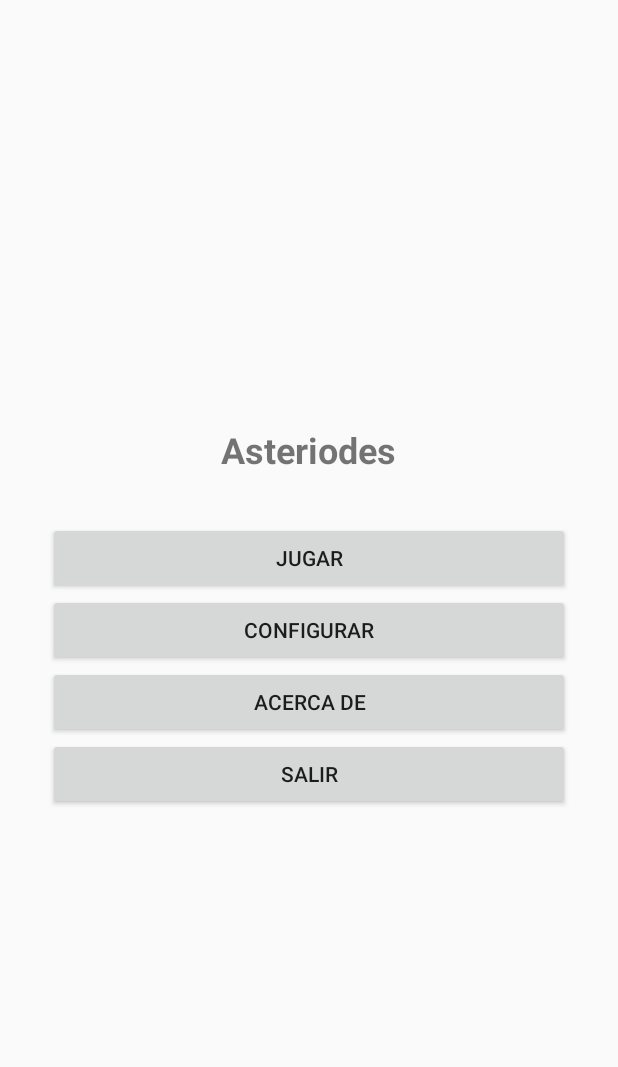
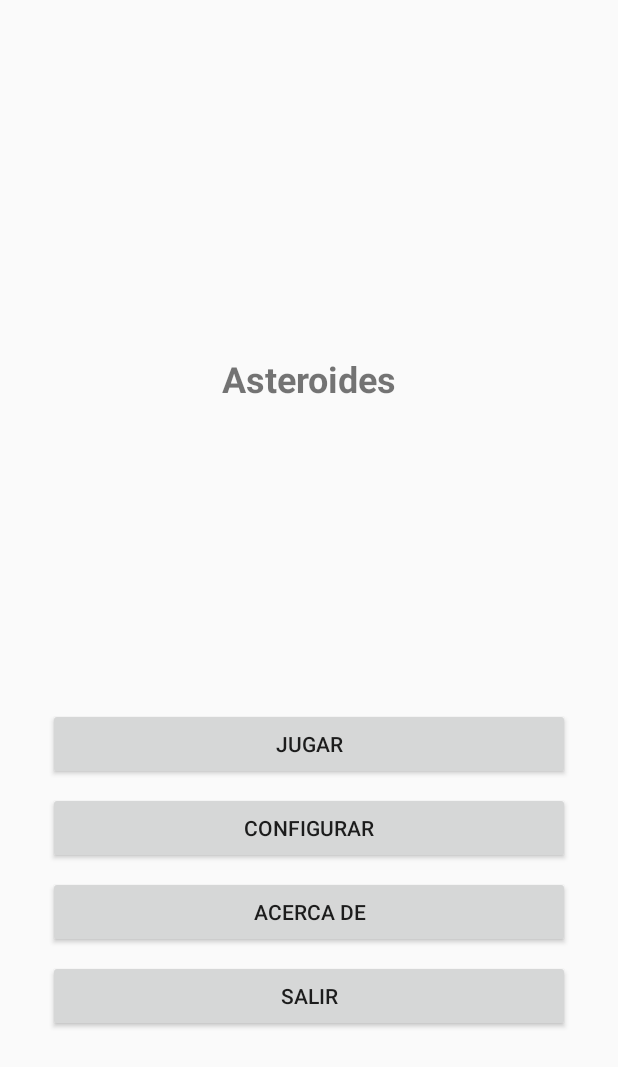
Before and after one commit to FranzBolivia/Asteroides, an Android app: the layout activity_main.xml on its own in the app's theme, with its tools: preview values and no code run, on a phone screen of 412 x 824 dp. Shown: the top 1067 px of the screen. Run offline under Robolectric (Android 15) with nearby library versions, the phone set to English and light mode, and no system bars.

Commit message:
Se incluye el layout para visualizacion en moviles horizontal

```diff
--- a/app/src/main/java/com/fva/asteroides/MainActivity.java
+++ b/app/src/main/java/com/fva/asteroides/MainActivity.java
@@ -8,7 +8,7 @@ public class MainActivity extends AppCompatActivity {
     @Override
     protected void onCreate(Bundle savedInstanceState) {
         super.onCreate(savedInstanceState);
-        //setContentView(R.layout.activity_main);
-        setContentView(R.layout.activity_main_constrain);
+        //setContentView(R.layout.activity_main_con_linearlayout);
+        setContentView(R.layout.activity_main);
     }
 }
--- /dev/null
+++ b/app/src/main/res/layout-land/activity_main.xml
@@ -0,0 +1,68 @@
+<?xml version="1.0" encoding="utf-8"?>
+<LinearLayout xmlns:android="http://schemas.android.com/apk/res/android"
+    xmlns:tools="http://schemas.android.com/tools"
+    android:orientation="vertical" android:layout_width="match_parent"
+    android:layout_height="match_parent">
+
+    <TextView
+        android:id="@+id/textView6"
+        android:layout_width="match_parent"
+        android:layout_height="wrap_content"
+        android:layout_weight="1"
+        android:gravity="bottom"
+
+        android:text="Asteroides"
+        android:textAlignment="center"
+        android:textSize="24sp"
+        android:textStyle="bold" />
+
+    <TableLayout
+        android:layout_weight="1"
+        android:layout_width="match_parent"
+        android:layout_height="wrap_content"
+        android:gravity="center_vertical"
+        android:orientation="vertical"
+        android:padding="20dp">
+
+        <TableRow
+            android:layout_width="match_parent"
+            android:layout_height="match_parent">
+
+            <Button
+                android:id="@+id/button10"
+                android:layout_width="match_parent"
+                android:layout_height="wrap_content"
+                android:layout_weight="1"
+                android:text="Jugar" />
+
+            <Button
+                android:id="@+id/button9"
+                android:layout_width="match_parent"
+                android:layout_height="wrap_content"
+                android:layout_weight="1"
+                android:text="Configurar" />
+
+        </TableRow>
+
+        <TableRow
+            android:layout_width="match_parent"
+            android:layout_height="match_parent">
+
+            <Button
+                android:id="@+id/button11"
+                android:layout_width="match_parent"
+                android:layout_height="wrap_content"
+                android:layout_weight="1"
+                android:text="Acerca de.." />
+
+            <Button
+                android:id="@+id/button12"
+                android:layout_width="match_parent"
+                android:layout_height="wrap_content"
+                android:layout_weight="1"
+                android:text="Salir" />
+
+        </TableRow>
+
+    </TableLayout>
+</LinearLayout>
--- a/app/src/main/res/layout/activity_main.xml
+++ b/app/src/main/res/layout/activity_main.xml
@@ -1,49 +1,63 @@
 <?xml version="1.0" encoding="utf-8"?>
-<LinearLayout xmlns:android="http://schemas.android.com/apk/res/android"
+<android.support.constraint.ConstraintLayout
+    xmlns:android="http://schemas.android.com/apk/res/android"
     xmlns:app="http://schemas.android.com/apk/res-auto"
     xmlns:tools="http://schemas.android.com/tools"
     android:layout_width="match_parent"
-android:gravity="center"
-    android:padding="32dp"
     android:layout_height="match_parent"
-    android:orientation="vertical"
-    tools:context="com.fva.asteroides.MainActivity">
+    android:layout_gravity="center"
+    android:padding="32dp">
 
     <TextView
+        android:id="@+id/textView"
         android:layout_width="wrap_content"
         android:layout_height="wrap_content"
-        android:gravity="center"
-        android:text="Asteriodes"
+        android:text="Asteroides"
         android:textSize="24sp"
-        android:layout_marginBottom="32dp"
-        android:textStyle="bold" />
+        android:textStyle="bold"
+        android:layout_marginTop="8dp"
+        app:layout_constraintTop_toTopOf="parent"
+        android:layout_marginBottom="8dp"
+        app:layout_constraintBottom_toTopOf="@+id/button5"
+        app:layout_constraintEnd_toEndOf="parent"
+        android:layout_marginEnd="8dp"
+        app:layout_constraintStart_toStartOf="parent"
+        android:layout_marginStart="8dp" />
 
     <Button
-        android:id="@+id/button"
+        android:id="@+id/button5"
+        android:layout_width="match_parent"
+        android:layout_height="48dp"
+        android:layout_marginBottom="8dp"
+        android:text="jugar"
+        app:layout_constraintBottom_toTopOf="@+id/button6"
+        tools:layout_editor_absoluteX="32dp" />
+
+    <Button
+        android:id="@+id/button6"
         android:layout_width="match_parent"
         android:layout_height="wrap_content"
-
-        android:text="Jugar" />
+        android:layout_marginBottom="8dp"
+        android:text="configurar"
+        app:layout_constraintBottom_toTopOf="@+id/button7"
+        tools:layout_editor_absoluteX="32dp" />
 
     <Button
-        android:id="@+id/button2"
+        android:id="@+id/button7"
         android:layout_width="match_parent"
         android:layout_height="wrap_content"
-        android:text="Configurar"
-        />
+        android:layout_marginBottom="8dp"
+        android:text="acerca de"
+        app:layout_constraintBottom_toTopOf="@+id/button8"
+        tools:layout_editor_absoluteX="32dp" />
 
     <Button
-        android:id="@+id/button3"
+        android:id="@+id/button8"
         android:layout_width="match_parent"
         android:layout_height="wrap_content"
-        android:text="Acerca de"
-        />
+        android:layout_marginBottom="104dp"
+        android:text="salir"
+        app:layout_constraintBottom_toBottomOf="parent"
+     />
 
-    <Button
-        android:id="@+id/button4"
-        android:layout_width="match_parent"
-        android:layout_height="wrap_content"
-        android:text="SALIR"
-        />
-
-</LinearLayout>
+</android.support.constraint.ConstraintLayout>
```
Also changed, not shown: app/src/main/res/layout/activity_main_con_linearlayout.xml (added, +49 -0 lines), app/src/main/res/layout/activity_main_constrain.xml (deleted, +0 -63 lines).
